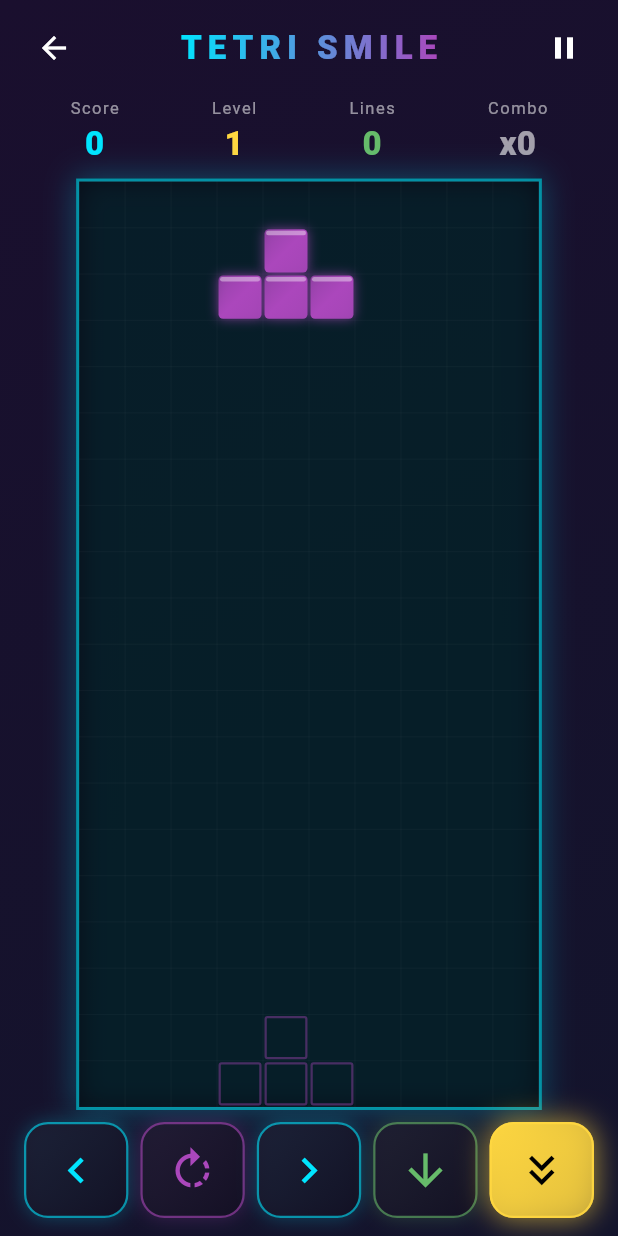
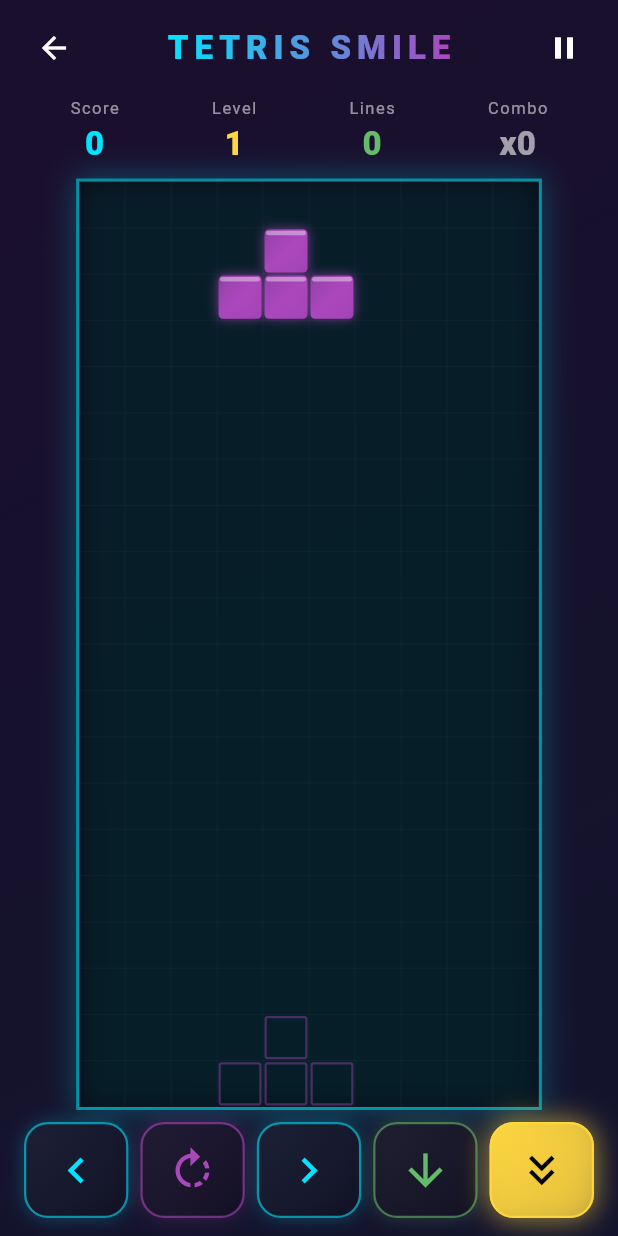
Before and after one commit to lucyanapetrey-jpg/tetris-classic, a Flutter app: the GameScreen screen opened directly, on a phone screen of 412 x 824 dp. Run offline on Flutter 3.47's test engine with Material 3 defaults, Android fonts, the phone set to English and light mode, and no system bars; our stand-ins replace audioplayers, google_mobile_ads, in_app_purchase, shared_preferences; accounts and stored records are empty.

Commit message:
Rename to 'Tetris Smile' (correct branding) v2.3.1+16
Co-Authored-By: Claude Opus 4.7 (1M context) <noreply@anthropic.com>

```diff
--- a/lib/main.dart
+++ b/lib/main.dart
@@ -20,7 +20,7 @@ class TetrisApp extends StatelessWidget {
   @override
   Widget build(BuildContext context) {
     return MaterialApp(
-      title: 'TetriSmile',
+      title: 'Tetris Smile',
       debugShowCheckedModeBanner: false,
       theme: ThemeData.dark(useMaterial3: true).copyWith(
         scaffoldBackgroundColor: const Color(0xFF0D0D14),
--- a/lib/screens/game_screen.dart
+++ b/lib/screens/game_screen.dart
@@ -250,7 +250,7 @@ class _GameScreenState extends State<GameScreen> with TickerProviderStateMixin {
             shaderCallback: (r) => const LinearGradient(
               colors: [Color(0xFF00E5FF), Color(0xFFAB47BC)],
             ).createShader(r),
-            child: const Text('TETRI SMILE',
+            child: const Text('TETRIS SMILE',
                 style: TextStyle(
                     fontSize: 22,
                     fontWeight: FontWeight.w900,
--- a/pubspec.yaml
+++ b/pubspec.yaml
@@ -1,7 +1,7 @@
 name: tetris_classic
-description: "TetriSmile — Tetris clasic cu tetrominoes, level system si line clearing"
+description: "Tetris Smile — Tetris clasic cu tetrominoes, level system si line clearing"
 publish_to: 'none'
-version: 2.3.0+15
+version: 2.3.1+16
 environment:
   sdk: ^3.11.1
 
```
Also changed, not shown: pubspec.lock, 3 other files.
